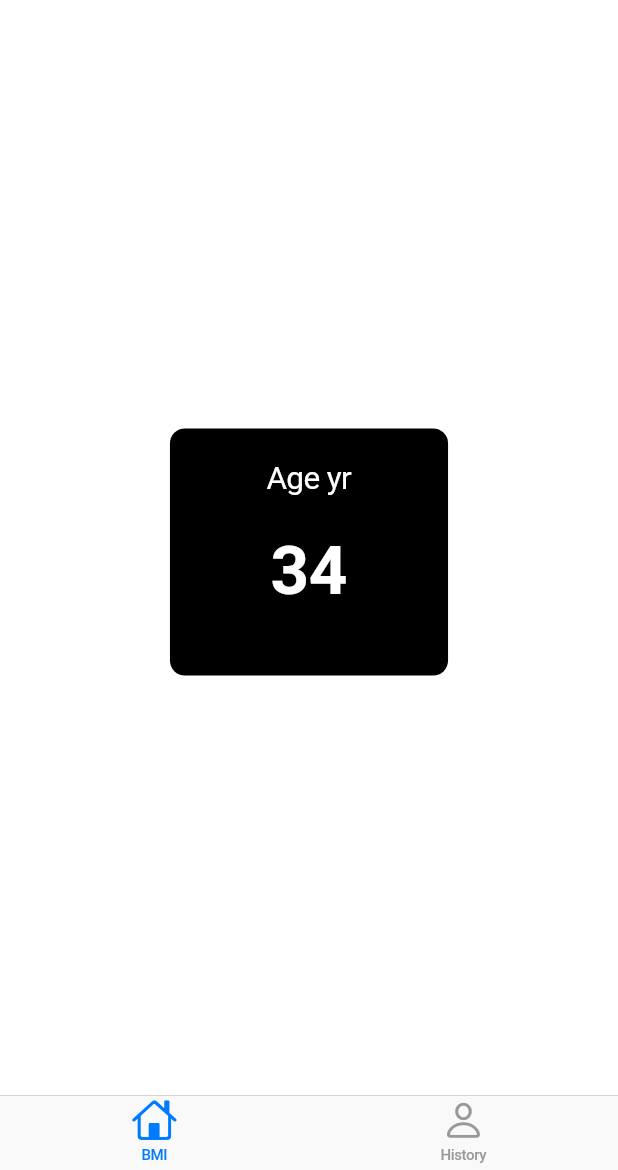
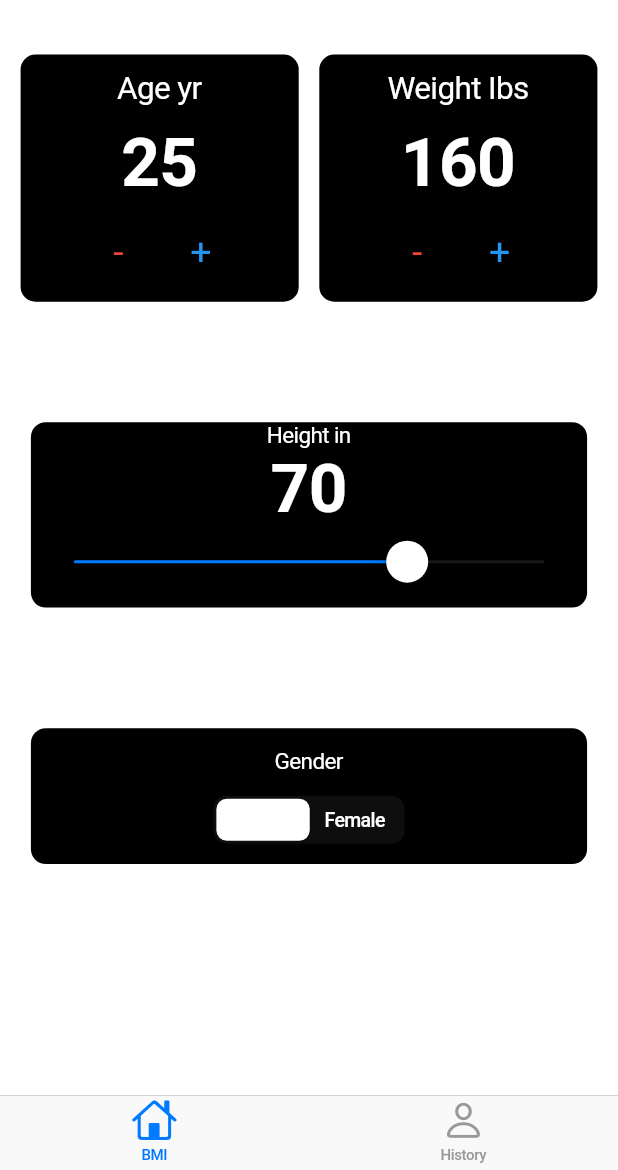
Before and after one commit to WilfredNjeunwi/FlutterLearn, a Flutter app: the screen it shows after launch, on a phone screen of 412 x 824 dp, the part 66-1236 px from its top. Run offline on Flutter 3.47's test engine with Material 2 defaults, Android fonts, the phone set to English and light mode, and no system bars; our stand-ins replace dio.

Commit message:
added height and gender containers

```diff
--- a/ibmi/lib/pages/bmi_page.dart
+++ b/ibmi/lib/pages/bmi_page.dart
@@ -9,16 +9,30 @@ class BMIPage extends StatefulWidget {
 
 class _BMIPageState extends State<BMIPage> {
   double? _deviceHeight, _deviceWidth;
+
+  int _age = 25, _weight = 160, _height = 70, _gender = 0;
   @override
   Widget build(BuildContext context) {
     _deviceHeight = MediaQuery.of(context).size.height;
     _deviceWidth = MediaQuery.of(context).size.width;
     return CupertinoPageScaffold(
         child: Container(
-      child: Center(
-        child: _ageSelectContainer(),
-      ),
-    ));
+            height: _deviceHeight! * 0.85,
+            child: Column(
+              mainAxisSize: MainAxisSize.max,
+              mainAxisAlignment: MainAxisAlignment.spaceEvenly,
+              crossAxisAlignment: CrossAxisAlignment.center,
+              children: [
+                Row(
+                  mainAxisSize: MainAxisSize.max,
+                  mainAxisAlignment: MainAxisAlignment.spaceEvenly,
+                  crossAxisAlignment: CrossAxisAlignment.center,
+                  children: [_ageSelectContainer(), _weightSelectContainer()],
+                ),
+                _heightSelectContainer(),
+                _genderSelectContainer(),
+              ],
+            )));
   }
 
   Widget _ageSelectContainer() {
@@ -35,19 +49,176 @@ class _BMIPageState extends State<BMIPage> {
             style: TextStyle(
                 color: Colors.white, fontSize: 21, fontWeight: FontWeight.w400),
           ),
-          const Text(
-            "34",
-            style: TextStyle(
+          Text(
+            _age.toString(),
+            style: const TextStyle(
                 color: Colors.white, fontSize: 45, fontWeight: FontWeight.w700),
           ),
           Row(
             mainAxisSize: MainAxisSize.max,
             mainAxisAlignment: MainAxisAlignment.center,
             crossAxisAlignment: CrossAxisAlignment.center,
-            children: [],
+            children: [
+              SizedBox(
+                width: 50,
+                child: CupertinoDialogAction(
+                  onPressed: () {
+                    setState(() {
+                      _age--;
+                    });
+                  },
+                  textStyle: const TextStyle(fontSize: 25, color: Colors.red),
+                  child: const Text("-"),
+                ),
+              ),
+              const SizedBox(
+                width: 5,
+              ),
+              SizedBox(
+                width: 50,
+                child: CupertinoDialogAction(
+                  onPressed: () {
+                    setState(() {
+                      _age++;
+                    });
+                  },
+                  textStyle: const TextStyle(fontSize: 25, color: Colors.blue),
+                  child: const Text("+"),
+                ),
+              )
+            ],
           )
         ],
       ),
     );
   }
+
+  Widget _weightSelectContainer() {
+    return InfoCard(
+      width: _deviceWidth! * 0.45,
+      height: _deviceHeight! * 0.20,
+      child: Column(
+        mainAxisSize: MainAxisSize.max,
+        mainAxisAlignment: MainAxisAlignment.spaceEvenly,
+        crossAxisAlignment: CrossAxisAlignment.center,
+        children: [
+          const Text(
+            "Weight Ibs",
+            style: TextStyle(
+                color: Colors.white, fontSize: 21, fontWeight: FontWeight.w400),
+          ),
+          Text(
+            _weight.toString(),
+            style: const TextStyle(
+                color: Colors.white, fontSize: 45, fontWeight: FontWeight.w700),
+          ),
+          Row(
+            mainAxisSize: MainAxisSize.max,
+            mainAxisAlignment: MainAxisAlignment.center,
+            crossAxisAlignment: CrossAxisAlignment.center,
+            children: [
+              SizedBox(
+                width: 50,
+                child: CupertinoDialogAction(
+                  onPressed: () {
+                    setState(() {
+                      _weight--;
+                    });
+                  },
+                  textStyle: const TextStyle(fontSize: 25, color: Colors.red),
+                  child: const Text("-"),
+                ),
+              ),
+              const SizedBox(
+                width: 5,
+              ),
+              SizedBox(
+                width: 50,
+                child: CupertinoDialogAction(
+                  onPressed: () {
+                    setState(() {
+                      _weight++;
+                    });
+                  },
+                  textStyle: const TextStyle(fontSize: 25, color: Colors.blue),
+                  child: const Text("+"),
+                ),
+              )
+            ],
+          )
+        ],
+      ),
+    );
+  }
+
+  Widget _heightSelectContainer() {
+    return InfoCard(
+      width: _deviceWidth! * 0.90,
+      height: _deviceHeight! * 0.15,
+      child: Column(children: [
+        const Text(
+          "Height in",
+          style: TextStyle(
+              fontSize: 15, fontWeight: FontWeight.w400, color: Colors.white),
+        ),
+        Text(
+          _height.toString(),
+          style: const TextStyle(
+            fontSize: 45,
+            fontWeight: FontWeight.w700,
+            color: Colors.white,
+          ),
+        ),
+        SizedBox(
+          width: _deviceWidth! * 0.8,
+          child: CupertinoSlider(
+              min: 0,
+              max: 96,
+              value: _height.toDouble(),
+              divisions: 96,
+              onChanged: (value) {
+                setState(() {
+                  _height = value.toInt();
+                });
+              }),
+        ),
+      ]),
+    );
+  }
+
+  Widget _genderSelectContainer() {
+    return InfoCard(
+      child: Column(
+        mainAxisSize: MainAxisSize.max,
+        mainAxisAlignment: MainAxisAlignment.spaceEvenly,
+        crossAxisAlignment: CrossAxisAlignment.center,
+        children: [
+          Text("Gender",
+              style: TextStyle(
+                  fontSize: 15,
+                  fontWeight: FontWeight.w400,
+                  color: Colors.white)),
+          CupertinoSlidingSegmentedControl(
+              groupValue: _gender,
+              children: const {
+                0: Text(
+                  "Male",
+                  style: TextStyle(color: Colors.white),
+                ),
+                1: Text(
+                  "Female",
+                  style: TextStyle(color: Colors.white),
+                ),
+              },
+              onValueChanged: (value) {
+                setState(() {
+                  _gender = value as int;
+                });
+              })
+        ],
+      ),
+      width: _deviceWidth! * 0.9,
+      height: _deviceHeight! * 0.11,
+    );
+  }
 }
```
